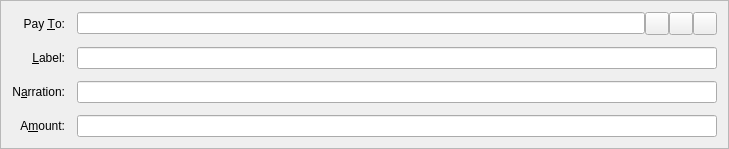
The window that src/qt/forms/sendcoinsentry.ui (OpalCoin/OpalCoin) describes before a commit, drawn with Qt 5.
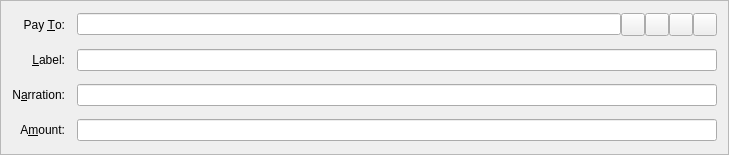
The same window after the commit. Icons and pictures are not drawn. Custom widgets are drawn as their Qt base class.

Commit message: Donate to dev fund

The edit to the form file:
```diff
--- a/src/qt/forms/sendcoinsentry.ui
+++ b/src/qt/forms/sendcoinsentry.ui
@@ -7,7 +7,7 @@
     <x>0</x>
     <y>0</y>
     <width>729</width>
-    <height>136</height>
+    <height>155</height>
    </rect>
   </property>
   <property name="windowTitle">
@@ -70,7 +70,7 @@
     </layout>
    </item>
    <item row="5" column="0">
-    <widget class="QLabel" name="label">
+    <widget class="QLabel" name="label1">
      <property name="text">
       <string>N&amp;arration:</string>
      </property>
@@ -123,6 +123,20 @@
        </property>
       </widget>
      </item>
+     <item>
+      <widget class="QToolButton" name="donateButton">
+       <property name="toolTip">
+        <string>Donate to the dev fund</string>
+       </property>
+       <property name="text">
+        <string/>
+       </property>
+       <property name="icon">
+        <iconset resource="../bitcoin.qrc">
+         <normaloff>:/icons/heart</normaloff>:/icons/heart</iconset>
+       </property>
+      </widget>
+     </item>
      <item>
       <widget class="QToolButton" name="addressBookButton">
        <property name="toolTip">
```
Left out of the diff: 3 changed lines with no effect on the pictures. Lines whose indentation alone changed are shown as unchanged. The commit also changes 4 other files.
